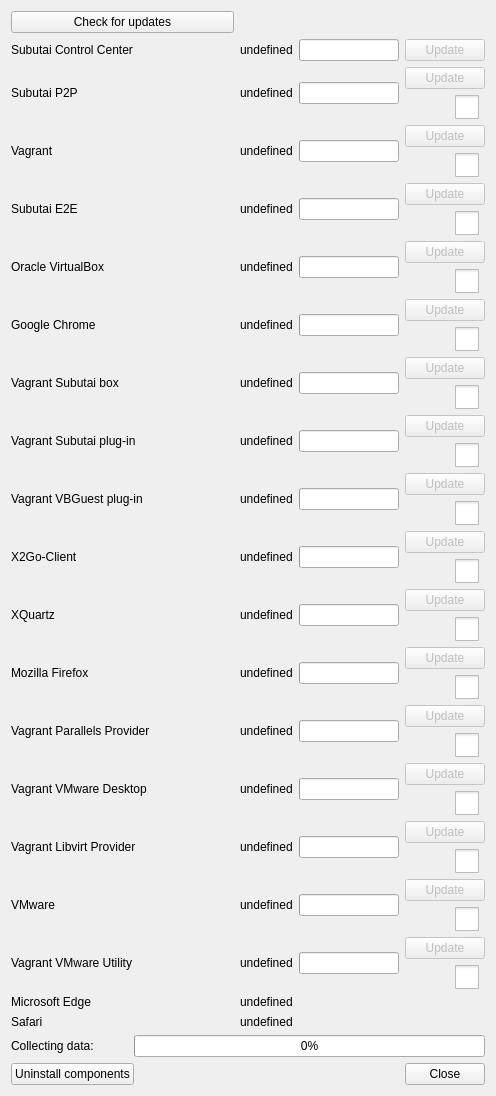
The window that hub/forms/DlgAbout.ui (subutai-io/control-center) describes before a commit, drawn with Qt 5.
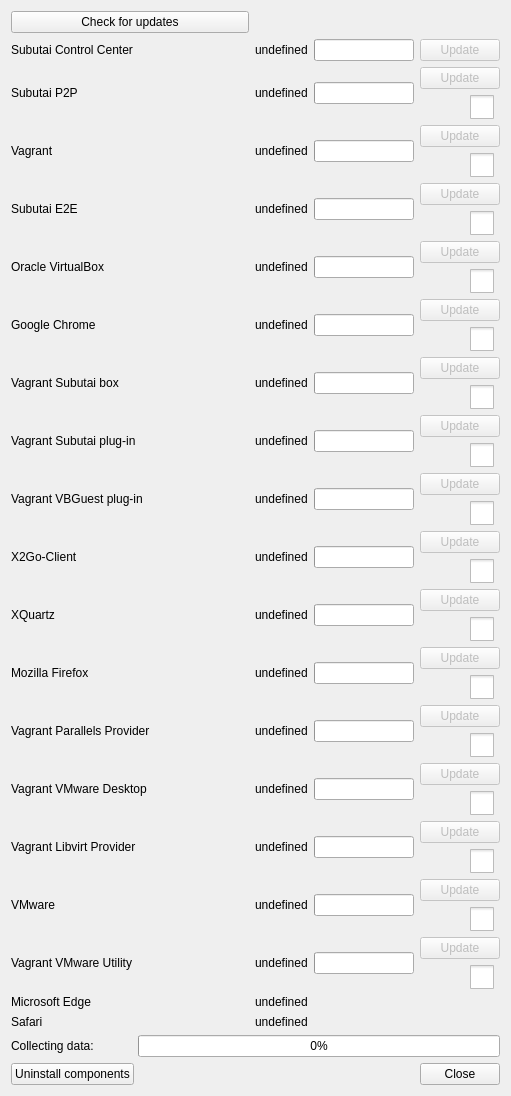
The same window after the commit. Icons and pictures are not drawn.

Commit message: style changed vagrant vmware desktop checkbox

Patch:
```diff
--- a/hub/forms/DlgAbout.ui
+++ b/hub/forms/DlgAbout.ui
@@ -6,7 +6,7 @@
    <rect>
     <x>0</x>
     <y>0</y>
-    <width>496</width>
+    <width>511</width>
     <height>846</height>
    </rect>
   </property>
```
Left out of the diff: 8 changed lines with no effect on the pictures. The commit also changes 1 other file.
